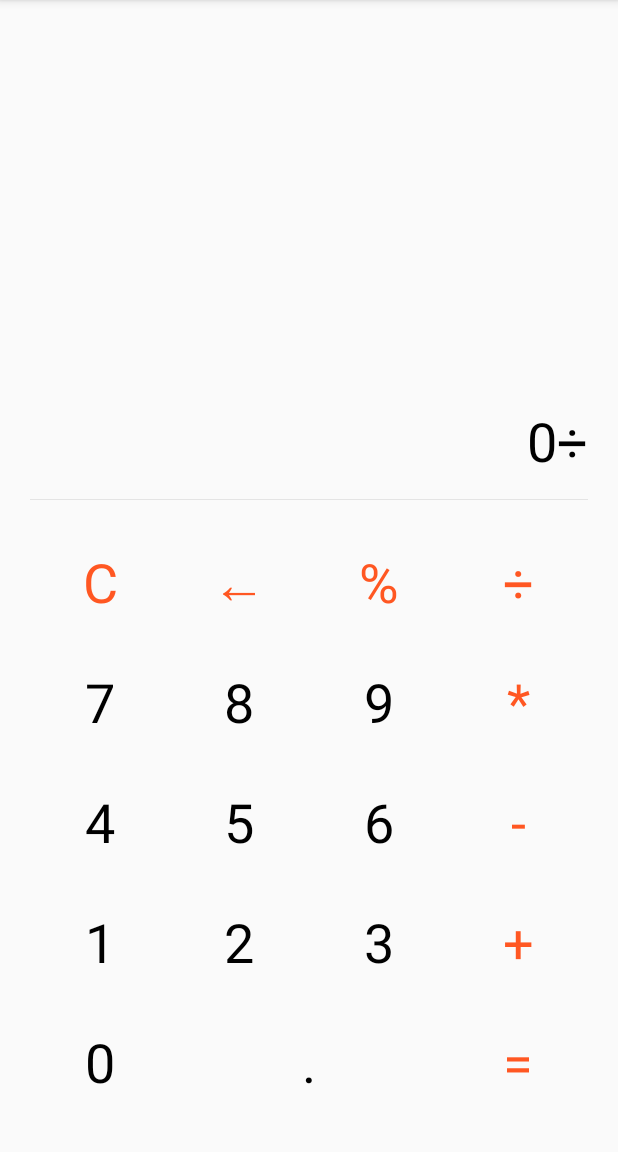
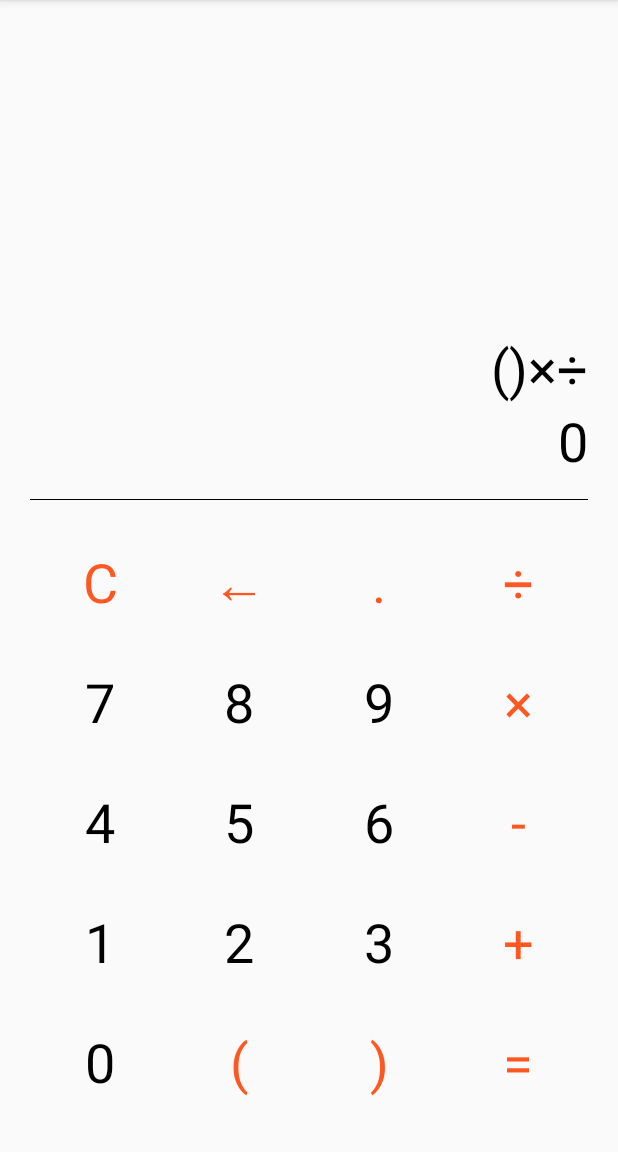
Before and after one commit to linfirst/calculator, an Android app: the screen it shows after launch (MainActivity), after a tap on an icon or button, on a phone screen of 412 x 824 dp, the part 84-1236 px from its top. Run offline under Robolectric (Android 15) with nearby library versions, the phone set to English and light mode, and no system bars; 3 other taps on this screen came first.

Commit message:
引入四则运算代码，修改布局

```diff
--- a/app/src/main/java/com/example/kotlin_calculator/MainActivity.kt
+++ b/app/src/main/java/com/example/kotlin_calculator/MainActivity.kt
@@ -1,41 +1,82 @@
 package com.example.kotlin_calculator
 
+import android.graphics.Color
 import androidx.appcompat.app.AppCompatActivity
 import android.os.Bundle
+import android.util.Log
 import android.view.View
+import com.example.kotlin_calculator.Calculate.deleteZero
+import com.example.kotlin_calculator.Calculate.exec
 import kotlinx.android.synthetic.main.activity_main.*
 
 class MainActivity : AppCompatActivity() {
+
+    var historyFormula=mutableListOf<String>()
+    var reInput:Boolean=false
+
     override fun onCreate(savedInstanceState: Bundle?) {
         super.onCreate(savedInstanceState)
         setContentView(R.layout.activity_main)
     }
 
+    //基本点击事件
     fun onClick(view: View) {
-        var num = calculator.text
+        var temp = tv_formula.text as String
 
-        if (num.equals("0")) {
-            num = ""
+        //如果点击了"="则重新计算新的式子
+        if (reInput){
+            temp=""
+            tv_formula.setText("")
+            calculator_result.setText("0")
+            reInput=false
         }
 
         when (view) {
             tv0 -> {
-                if (num.equals("0")) {
-                    calculator.setText("0")
+                if (temp.equals("0")) {
+                    tv_formula.setText("0")
                 } else {
-                    calculator.setText("$num${0}")
+                    tv_formula.setText("$temp${0}")
                 }
             }
-            tv1 -> calculator.setText("$num${1}")
-            tv2 -> calculator.setText("$num${2}")
-            tv3 -> calculator.setText("$num${3}")
-            tv4 -> calculator.setText("$num${4}")
-            tv5 -> calculator.setText("$num${5}")
-            tv6 -> calculator.setText("$num${6}")
-            tv7 -> calculator.setText("$num${7}")
-            tv8 -> calculator.setText("$num${8}")
-            tv9 -> calculator.setText("$num${9}")
-            dot -> calculator.setText("$num.")
+//            数字
+            tv1 -> tv_formula.setText("$temp${1}")
+            tv2 -> tv_formula.setText("$temp${2}")
+            tv3 -> tv_formula.setText("$temp${3}")
+            tv4 -> tv_formula.setText("$temp${4}")
+            tv5 -> tv_formula.setText("$temp${5}")
+            tv6 -> tv_formula.setText("$temp${6}")
+            tv7 -> tv_formula.setText("$temp${7}")
+            tv8 -> tv_formula.setText("$temp${8}")
+            tv9 -> tv_formula.setText("$temp${9}")
+            dot -> tv_formula.setText("$temp.")
+//            符号
+            devide -> tv_formula.setText("$temp÷")
+            multiplication -> tv_formula.setText("$temp×")
+            minus -> tv_formula.setText("$temp-")
+            add -> tv_formula.setText("$temp+")
+            left_parenthesis->tv_formula.setText("$temp(")
+            right_parenthesis->tv_formula.setText("$temp)")
+        }
+    }
+
+    /**
+     * 计算结果 显示
+     */
+    fun result(view: View){
+        reInput=true
+        var formula:String=tv_formula.text.toString()//需计算的式子
+        var result=exec(formula).toString()//计算结果
+        result= deleteZero(result)//去掉double尾部多余的0
+        historyFormula.add("$formula=$result")//保存历史式子
+        when(view){
+            equal->{
+//                calculator.setText(exec("-8*(((-2+4)+3)/((-1-5)*-2)-5)").toString())
+                Log.i(this.javaClass.name+"AAAAAAAAAA",formula)
+                calculator_result.setText("=$result")
+                calculator_result.setTextSize(43.0f)
+                tv_formula.setTextSize(30.0f)
+            }
         }
     }
 
@@ -44,7 +85,10 @@ class MainActivity : AppCompatActivity() {
      */
     fun clearScreen(view: View) {
         when (view) {
-            clear -> calculator.setText("0")
+            clear -> {
+                tv_formula.setText("")
+                calculator_result.setText("0")
+            }
         }
     }
 
@@ -52,31 +96,15 @@ class MainActivity : AppCompatActivity() {
      * 删除
      */
     fun deleteNumber(view: View) {
-        var num = calculator.text
+        var num = tv_formula.text
         when (view) {
             delete -> {
                 if (num.length > 1) {
-                    calculator.setText(num.substring(0, num.length - 1))
+                    tv_formula.setText(num.substring(0, num.length - 1))
                 } else {
-                    calculator.setText("0")
+                    tv_formula.setText("0")
                 }
             }
         }
     }
-
-    /**
-     *
-     */
-    fun symbol(view: View) {
-        var oldNumber = calculator.text
-        when (view) {
-            modulus -> calculator.setText("$oldNumber%")
-            devide -> calculator.setText("$oldNumber÷")
-            multiplication -> calculator.setText("$oldNumber*")
-            minus -> calculator.setText("$oldNumber-")
-            add -> calculator.setText("$oldNumber+")
-        }
-    }
-
-
 }
--- a/app/src/main/res/layout/activity_main.xml
+++ b/app/src/main/res/layout/activity_main.xml
@@ -7,22 +7,35 @@
     tools:context=".MainActivity">
 
     <TextView
-        android:id="@+id/calculator_results"
+        android:id="@+id/calculator_history"
         android:layout_width="match_parent"
         android:layout_height="0dp"
         android:layout_marginLeft="20dp"
         android:layout_marginRight="20dp"
         android:background="@null"
         android:gravity="bottom|right"
-        android:textColor="#000000"
-        android:textSize="@dimen/string_size"
-        app:layout_constraintBottom_toTopOf="@+id/calculator"
+        android:textColor="#919090"
+        android:textSize="20sp"
+        app:layout_constraintBottom_toTopOf="@+id/tv_formula"
         app:layout_constraintLeft_toLeftOf="parent"
         app:layout_constraintTop_toTopOf="parent"
         app:layout_constraintRight_toRightOf="parent" />
-
     <TextView
-        android:id="@+id/calculator"
+        android:id="@+id/tv_formula"
+        android:layout_width="match_parent"
+        android:layout_height="wrap_content"
+        android:layout_marginLeft="20dp"
+        android:layout_marginRight="20dp"
+        android:background="@null"
+        android:gravity="bottom|right"
+        android:textColor="#000000"
+        android:textSize="@dimen/string_size"
+        app:layout_constraintStart_toStartOf="parent"
+        app:layout_constraintEnd_toEndOf="parent"
+        app:layout_constraintBottom_toTopOf="@id/calculator_result"
+        />
+    <TextView
+        android:id="@+id/calculator_result"
         android:layout_width="match_parent"
         android:layout_height="wrap_content"
         android:layout_marginLeft="20dp"
@@ -42,10 +55,10 @@
         android:id="@+id/line"
         android:layout_width="match_parent"
         android:layout_height="0.4dp"
-        android:background="#e4e4e4"
+        android:background="#000"
         android:layout_marginLeft="20dp"
         android:layout_marginRight="20dp"
-        app:layout_constraintTop_toBottomOf="@+id/calculator"
+        app:layout_constraintTop_toBottomOf="@+id/calculator_result"
         app:layout_constraintBottom_toTopOf="@+id/devide"
         app:layout_constraintStart_toStartOf="parent"
         app:layout_constraintEnd_toEndOf="parent"/>
@@ -61,26 +74,40 @@
         android:text="="
         android:textSize="@dimen/string_size"
         android:textColor="@color/orange"
+        android:onClick="result"
         app:layout_constraintBottom_toBottomOf="parent"
         app:layout_constraintHorizontal_weight="1"
         app:layout_constraintLeft_toLeftOf="@+id/add"
         app:layout_constraintRight_toRightOf="parent" />
 
     <TextView
-        android:id="@+id/dot"
+        android:id="@+id/left_parenthesis"
         android:layout_width="0dp"
         android:layout_height="@dimen/string_textview_height"
         android:layout_marginBottom="20dp"
         android:gravity="center"
-        android:text="."
-        android:textColor="#000000"
+        android:text="("
+        android:textColor="@color/orange"
         android:textSize="@dimen/string_size"
         app:layout_constraintBottom_toBottomOf="parent"
         android:onClick="onClick"
         app:layout_constraintHorizontal_weight="1"
         app:layout_constraintLeft_toRightOf="@+id/tv0"
+        app:layout_constraintRight_toLeftOf="@id/right_parenthesis" />
+    <TextView
+        android:id="@+id/right_parenthesis"
+        android:layout_width="0dp"
+        android:layout_height="@dimen/string_textview_height"
+        android:layout_marginBottom="20dp"
+        android:gravity="center"
+        android:text=")"
+        android:textColor="@color/orange"
+        android:textSize="@dimen/string_size"
+        app:layout_constraintBottom_toBottomOf="parent"
+        android:onClick="onClick"
+        app:layout_constraintHorizontal_weight="1"
+        app:layout_constraintLeft_toRightOf="@+id/left_parenthesis"
         app:layout_constraintRight_toLeftOf="@id/equal" />
-
     <TextView
         android:id="@+id/tv0"
         android:layout_width="0dp"
@@ -108,7 +135,7 @@
         android:text="+"
         android:textSize="@dimen/string_size"
         android:textColor="@color/orange"
-        android:onClick="symbol"
+        android:onClick="onClick"
         app:layout_constraintBottom_toTopOf="@id/equal"
         app:layout_constraintHorizontal_weight="1"
         app:layout_constraintLeft_toRightOf="@+id/tv3"
@@ -123,7 +150,7 @@
         android:textSize="@dimen/string_size"
         android:textColor="#000000"
         android:onClick="onClick"
-        app:layout_constraintBottom_toTopOf="@id/dot"
+        app:layout_constraintBottom_toTopOf="@id/left_parenthesis"
         app:layout_constraintHorizontal_weight="1"
         app:layout_constraintLeft_toRightOf="@+id/tv2"
         app:layout_constraintRight_toLeftOf="@id/add" />
@@ -137,7 +164,7 @@
         android:textSize="@dimen/string_size"
         android:textColor="#000000"
         android:onClick="onClick"
-        app:layout_constraintBottom_toTopOf="@id/dot"
+        app:layout_constraintBottom_toTopOf="@id/left_parenthesis"
         app:layout_constraintHorizontal_weight="1"
         app:layout_constraintLeft_toRightOf="@+id/tv1"
         app:layout_constraintRight_toLeftOf="@id/tv3" />
@@ -167,7 +194,7 @@
         android:text="-"
         android:textSize="@dimen/string_size"
         android:textColor="@color/orange"
-        android:onClick="symbol"
+        android:onClick="onClick"
         app:layout_constraintBottom_toTopOf="@id/add"
         app:layout_constraintHorizontal_weight="1"
         app:layout_constraintLeft_toRightOf="@+id/tv6"
@@ -223,10 +250,10 @@
         android:layout_height="@dimen/string_textview_height"
         android:layout_marginRight="20dp"
         android:gravity="center"
-        android:text="*"
+        android:text="×"
         android:textSize="@dimen/string_size"
         android:textColor="@color/orange"
-        android:onClick="symbol"
+        android:onClick="onClick"
         app:layout_constraintBottom_toTopOf="@id/minus"
         app:layout_constraintHorizontal_weight="1"
         app:layout_constraintLeft_toRightOf="@+id/tv9"
@@ -285,21 +312,21 @@
         android:text="÷"
         android:textSize="@dimen/string_size"
         android:textColor="@color/orange"
-        android:onClick="symbol"
+        android:onClick="onClick"
         app:layout_constraintBottom_toTopOf="@id/multiplication"
         app:layout_constraintHorizontal_weight="1"
-        app:layout_constraintLeft_toRightOf="@+id/modulus"
+        app:layout_constraintLeft_toRightOf="@+id/dot"
         app:layout_constraintRight_toRightOf="parent" />
 
     <TextView
-        android:id="@+id/modulus"
+        android:id="@+id/dot"
         android:layout_width="0dp"
         android:layout_height="@dimen/string_textview_height"
         android:gravity="center"
-        android:text="%"
+        android:text="."
         android:textSize="@dimen/string_size"
         android:textColor="@color/orange"
-        android:onClick="symbol"
+        android:onClick="onClick"
         app:layout_constraintBottom_toTopOf="@id/tv9"
         app:layout_constraintHorizontal_weight="1"
         app:layout_constraintLeft_toRightOf="@id/delete"
@@ -317,7 +344,7 @@
         app:layout_constraintBottom_toTopOf="@id/tv8"
         app:layout_constraintHorizontal_weight="1"
         app:layout_constraintLeft_toRightOf="@+id/clear"
-        app:layout_constraintRight_toLeftOf="@id/modulus" />
+        app:layout_constraintRight_toLeftOf="@id/dot" />
 
     <TextView
         android:id="@+id/clear"
```
Also changed, not shown: app/src/main/java/com/example/kotlin_calculator/Calculate.java (added, +223 -0 lines).
